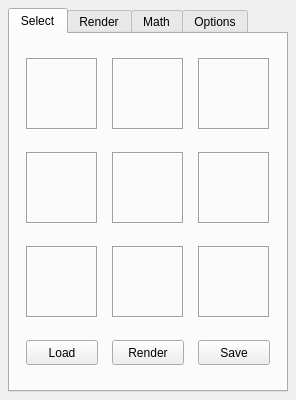
First picture: the form in gui.ui, repository denilsonsa/imagespace, before the edit.
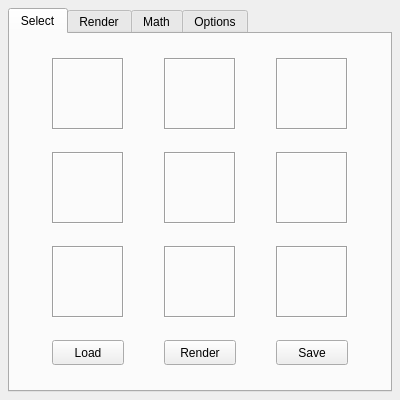
Second picture: the form after the edit.

Commit message:
Enlarged the main window
The main window is now square, and all tabs should be visible from the
start.

What changed in the file:
```diff
--- a/gui.ui
+++ b/gui.ui
@@ -6,7 +6,7 @@
    <rect>
     <x>0</x>
     <y>0</y>
-    <width>296</width>
+    <width>400</width>
     <height>400</height>
    </rect>
   </property>
```
